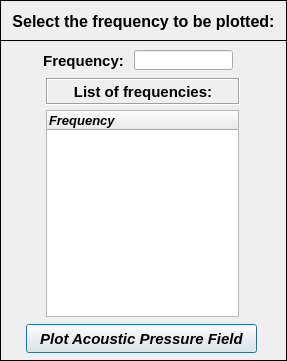
open-pulse/OpenPulse, file pulse/uix/user_input/ui/Plots/Results/Acoustic/plotAcousticPressureFieldInput.ui: the form before one commit.
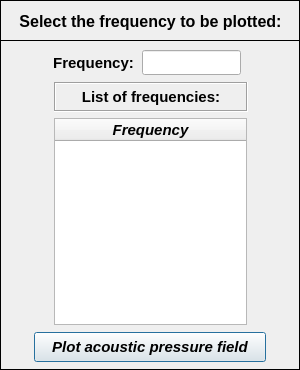
The form after the commit. Icons and pictures are not drawn.

```diff
--- a/pulse/uix/user_input/ui/Plots/Results/Acoustic/plotAcousticPressureFieldInput.ui
+++ b/pulse/uix/user_input/ui/Plots/Results/Acoustic/plotAcousticPressureFieldInput.ui
@@ -9,8 +9,8 @@
    <rect>
     <x>0</x>
     <y>0</y>
-    <width>287</width>
-    <height>361</height>
+    <width>300</width>
+    <height>370</height>
    </rect>
   </property>
   <property name="sizePolicy">
@@ -21,14 +21,14 @@
   </property>
   <property name="minimumSize">
    <size>
-    <width>287</width>
-    <height>361</height>
+    <width>300</width>
+    <height>370</height>
    </size>
   </property>
   <property name="maximumSize">
    <size>
-    <width>287</width>
-    <height>361</height>
+    <width>300</width>
+    <height>370</height>
    </size>
   </property>
   <property name="contextMenuPolicy">
@@ -63,7 +63,7 @@
      <rect>
       <x>0</x>
       <y>0</y>
-      <width>287</width>
+      <width>300</width>
       <height>41</height>
      </rect>
     </property>
@@ -79,12 +79,24 @@
     <widget class="QLabel" name="label">
      <property name="geometry">
       <rect>
-       <x>6</x>
-       <y>10</y>
-       <width>275</width>
-       <height>23</height>
+       <x>14</x>
+       <y>6</y>
+       <width>273</width>
+       <height>30</height>
       </rect>
      </property>
+     <property name="minimumSize">
+      <size>
+       <width>0</width>
+       <height>30</height>
+      </size>
+     </property>
+     <property name="maximumSize">
+      <size>
+       <width>16777215</width>
+       <height>30</height>
+      </size>
+     </property>
      <property name="font">
       <font>
        <family>Arial</family>
@@ -110,10 +122,22 @@
      <rect>
       <x>0</x>
       <y>40</y>
-      <width>287</width>
-      <height>321</height>
+      <width>300</width>
+      <height>330</height>
      </rect>
     </property>
+    <property name="maximumSize">
+     <size>
+      <width>300</width>
+      <height>330</height>
+     </size>
+    </property>
+    <property name="sizeIncrement">
+     <size>
+      <width>300</width>
+      <height>330</height>
+     </size>
+    </property>
     <property name="frameShape">
      <enum>QFrame::Box</enum>
     </property>
@@ -123,8 +147,8 @@
     <widget class="QTreeWidget" name="treeWidget">
      <property name="geometry">
       <rect>
-       <x>46</x>
-       <y>70</y>
+       <x>54</x>
+       <y>78</y>
        <width>193</width>
        <height>207</height>
       </rect>
@@ -138,21 +162,42 @@
        <bold>true</bold>
       </font>
      </property>
+     <property name="indentation">
+      <number>0</number>
+     </property>
      <column>
       <property name="text">
        <string notr="true">Frequency</string>
       </property>
+      <property name="font">
+       <font>
+        <family>Arial</family>
+        <pointsize>11</pointsize>
+        <weight>75</weight>
+        <italic>true</italic>
+        <bold>true</bold>
+       </font>
+      </property>
+      <property name="textAlignment">
+       <set>AlignCenter</set>
+      </property>
      </column>
     </widget>
     <widget class="QPushButton" name="pushButton">
      <property name="geometry">
       <rect>
-       <x>26</x>
-       <y>284</y>
-       <width>231</width>
-       <height>29</height>
+       <x>34</x>
+       <y>292</y>
+       <width>232</width>
+       <height>30</height>
       </rect>
      </property>
+     <property name="minimumSize">
+      <size>
+       <width>0</width>
+       <height>30</height>
+      </size>
+     </property>
      <property name="font">
       <font>
        <family>Arial</family>
@@ -163,18 +208,30 @@
       </font>
      </property>
      <property name="text">
-      <string>Plot Acoustic Pressure Field</string>
+      <string>Plot acoustic pressure field</string>
      </property>
     </widget>
     <widget class="QLabel" name="label_3">
      <property name="geometry">
       <rect>
-       <x>46</x>
-       <y>38</y>
+       <x>54</x>
+       <y>42</y>
        <width>194</width>
-       <height>27</height>
+       <height>30</height>
       </rect>
      </property>
+     <property name="minimumSize">
+      <size>
+       <width>0</width>
+       <height>30</height>
+      </size>
+     </property>
+     <property name="maximumSize">
+      <size>
+       <width>16777215</width>
+       <height>30</height>
+      </size>
+     </property>
      <property name="font">
       <font>
        <family>Arial</family>
@@ -199,10 +256,10 @@
     <widget class="QLabel" name="label_2">
      <property name="geometry">
       <rect>
-       <x>36</x>
+       <x>46</x>
        <y>10</y>
        <width>95</width>
-       <height>21</height>
+       <height>25</height>
       </rect>
      </property>
      <property name="font">
@@ -223,21 +280,24 @@
     <widget class="QLineEdit" name="lineEdit">
      <property name="geometry">
       <rect>
-       <x>134</x>
+       <x>142</x>
        <y>10</y>
        <width>99</width>
-       <height>20</height>
+       <height>25</height>
       </rect>
      </property>
      <property name="font">
       <font>
        <family>Arial</family>
-       <pointsize>10</pointsize>
+       <pointsize>11</pointsize>
        <weight>75</weight>
        <italic>true</italic>
        <bold>true</bold>
       </font>
      </property>
+     <property name="styleSheet">
+      <string notr="true">color: rgb(0, 0, 255);</string>
+     </property>
      <property name="alignment">
       <set>Qt::AlignCenter</set>
      </property>
```
Left out of the diff: 2 changed lines with no effect on the pictures.
